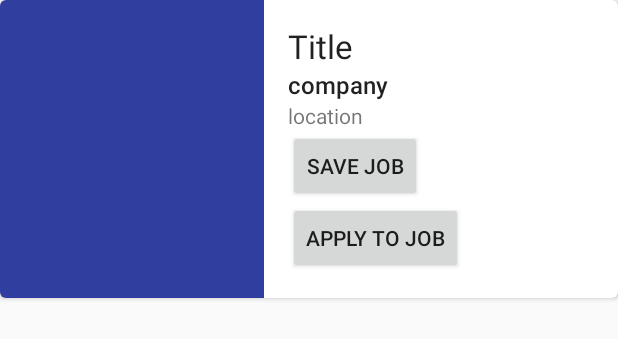
After one commit to Darnell10/worfkorce1, an Android app: the layout jobs_itemview.xml on its own in the app's theme, with its tools: preview values and no code run, on a phone screen of 412 x 824 dp. The commit adds this screen. Shown: the top 339 px of the screen. Run offline under Robolectric (Android 15) with nearby library versions, the phone set to English and light mode, and no system bars.

Commit message:
rv itemview

```diff
--- a/app/build.gradle
+++ b/app/build.gradle
@@ -26,4 +26,6 @@ dependencies {
     testImplementation 'junit:junit:4.12'
     androidTestImplementation 'com.android.support.test:runner:1.0.1'
     androidTestImplementation 'com.android.support.test.espresso:espresso-core:3.0.1'
+    implementation 'com.android.support:recyclerview-v7:26.1.0'
+    implementation 'com.android.support:cardview-v7:26.1.0'
 }
--- a/app/src/main/res/layout/fragment_jobs.xml
+++ b/app/src/main/res/layout/fragment_jobs.xml
@@ -10,4 +10,11 @@
         android:layout_height="match_parent"
         android:text="@string/hello_blank_fragment" />
 
+    <android.support.v7.widget.RecyclerView
+        android:id="@+id/jobs_recyclerview"
+        android:layout_width="match_parent"
+        android:layout_height="match_parent"
+        android:scrollbars="vertical"
+        android:fadeScrollbars="true"/>
+
 </FrameLayout>
--- /dev/null
+++ b/app/src/main/res/layout/jobs_itemview.xml
@@ -0,0 +1,76 @@
+<?xml version="1.0" encoding="utf-8"?>
+<LinearLayout xmlns:android="http://schemas.android.com/apk/res/android"
+    android:layout_width="match_parent"
+    android:layout_height="match_parent"
+    xmlns:tools="http://schemas.android.com/tools"
+    xmlns:app="http://schemas.android.com/apk/res-auto"
+    android:orientation="vertical">
+
+    <android.support.v7.widget.CardView
+        android:id="@+id/jobs_cv"
+        android:layout_width="match_parent"
+        android:layout_height="wrap_content"
+        app:cardCornerRadius="4dp"
+        android:layout_gravity="center" >
+
+        <LinearLayout
+            android:layout_width="match_parent"
+            android:layout_height="match_parent"
+            android:orientation="horizontal">
+
+            <ImageView
+                android:id="@+id/logo_image_view"
+                android:layout_width="0dp"
+                android:layout_weight="1.5"
+                android:layout_height="match_parent"
+                tools:background="@color/colorPrimaryDark"
+                android:scaleType="centerCrop" />
+
+
+            <LinearLayout
+                android:id="@+id/job_item_layout"
+                android:layout_width="0dp"
+                android:layout_weight="2"
+                android:layout_height="wrap_content"
+                android:orientation="vertical"
+                android:padding="16dp">
+
+                <TextView
+                    android:id="@+id/git_jobs_title_text_view"
+                    android:layout_width="match_parent"
+                    android:layout_height="wrap_content"
+                    tools:text="Title"
+                    android:textAppearance="@style/Base.TextAppearance.AppCompat.Large"/>
+
+                <TextView
+                    android:id="@+id/git_jobs_company_text_view"
+                    android:layout_width="match_parent"
+                    android:layout_height="wrap_content"
+                    android:textSize="16sp"
+                    tools:text="company"
+                    android:textAppearance="@style/Base.TextAppearance.AppCompat.Title"/>
+
+                <TextView
+                    android:id="@+id/git_jobs_location_text_view"
+                    android:layout_width="match_parent"
+                    android:layout_height="wrap_content"
+                    tools:text="location"/>
+
+
+                <Button
+                    android:id="@+id/save_btn"
+                    android:layout_width="wrap_content"
+                    android:layout_height="wrap_content"
+                    android:text="Save Job"/>
+
+                <Button
+                    android:id="@+id/apply_btn"
+                    android:layout_width="wrap_content"
+                    android:layout_height="wrap_content"
+                    android:text="Apply To Job"/>
+
+            </LinearLayout>
+        </LinearLayout>
+
+    </android.support.v7.widget.CardView>
+</LinearLayout>
```
